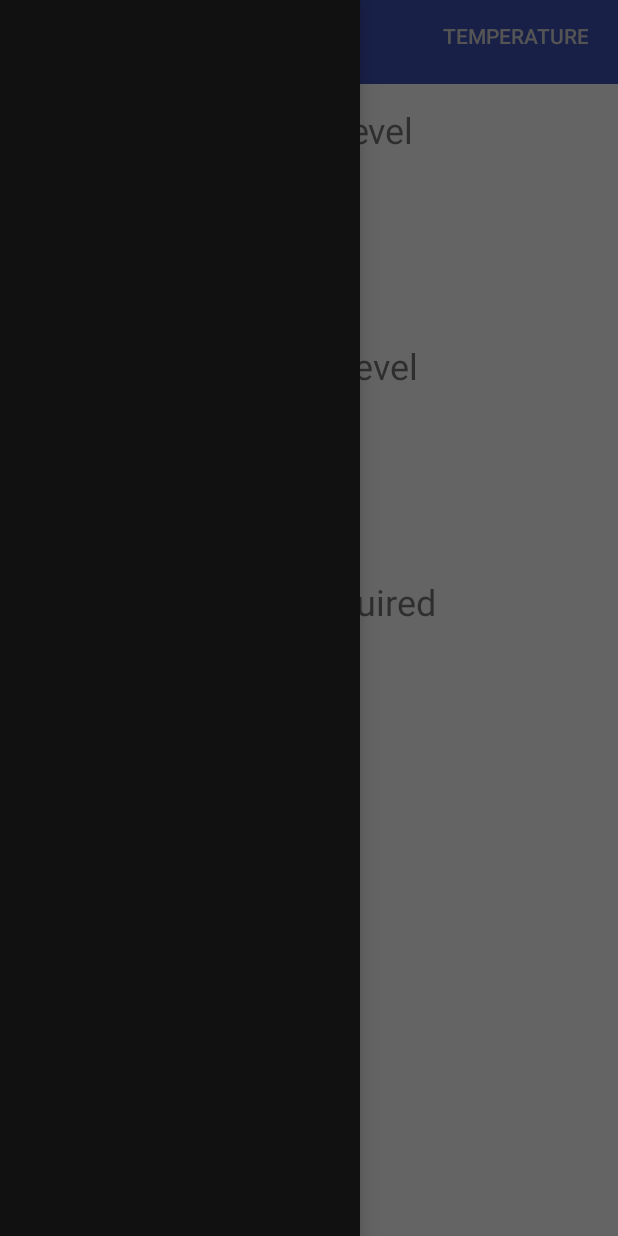
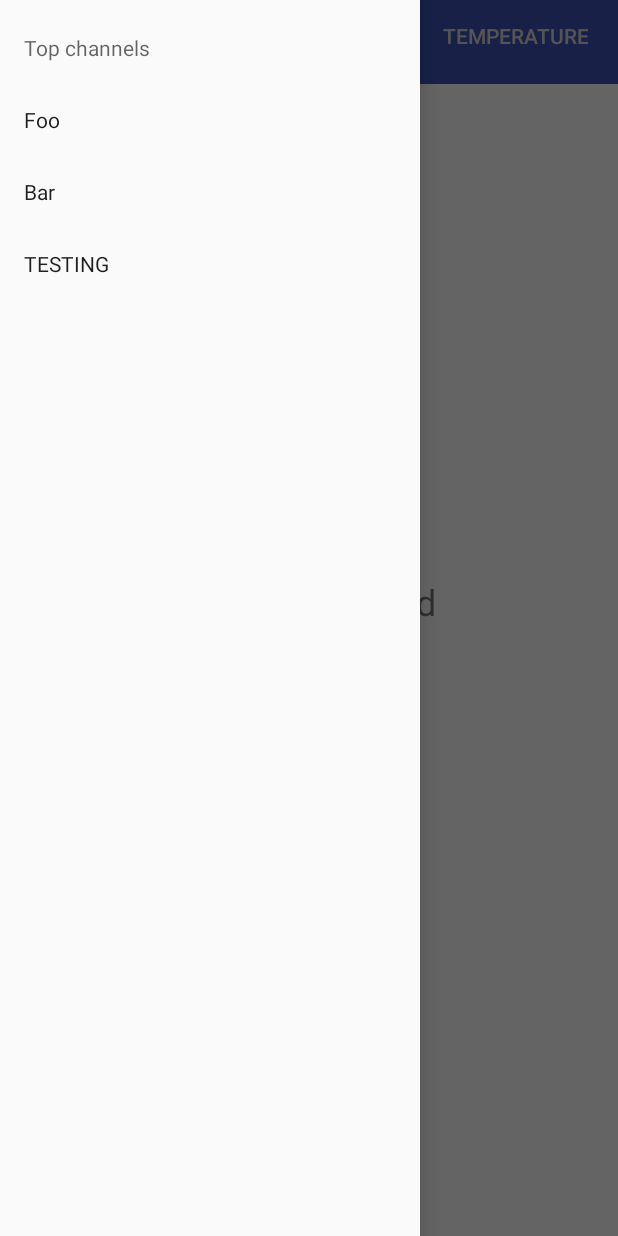
Before and after one commit to mpokryva/rpi-plant-app, an Android app: the screen it shows after launch (PlantStatsActivity), with the side drawer open, on a phone screen of 412 x 824 dp. Run offline under Robolectric (Android 15) with nearby library versions, the phone set to English and light mode, and no system bars; 7 statements that could not run were skipped.

Commit message:
Completed some of navigation drawer. Still need to add buttons.

```diff
--- a/app/src/main/java/com/android/miki/rpiplantsapp/LightFragment.java
+++ b/app/src/main/java/com/android/miki/rpiplantsapp/LightFragment.java
@@ -8,6 +8,7 @@ import android.util.Log;
 import android.view.LayoutInflater;
 import android.view.View;
 import android.view.ViewGroup;
+import android.widget.Button;
 import android.widget.TextView;
 
 import java.security.InvalidParameterException;
@@ -22,7 +23,9 @@ public class LightFragment extends Fragment {
     private TextView lightText;
     private final String TAG = "LightFragment";
     private boolean lightChanged;
+    private Button addButton;
     public static Handler sUpdateHandler;
+    DBHandler lightHandler;
 
     @Override
     public void onCreate(Bundle savedInstanceState){
--- a/app/src/main/java/com/android/miki/rpiplantsapp/PlantStatsActivity.java
+++ b/app/src/main/java/com/android/miki/rpiplantsapp/PlantStatsActivity.java
@@ -2,6 +2,7 @@ package com.android.miki.rpiplantsapp;
 
 import android.app.ActionBar;
 import android.os.Message;
+import android.support.design.widget.NavigationView;
 import android.support.design.widget.TabLayout;
 import android.support.v4.app.Fragment;
 import android.support.v4.app.FragmentActivity;
@@ -89,6 +90,7 @@ public class PlantStatsActivity extends FragmentActivity {
         tabLayout.addTab(tabLayout.newTab().setText("Light"));
         tabLayout.addTab(tabLayout.newTab().setText("Temperature"));
 
+
         viewPager = (ViewPager) findViewById(R.id.pager);
         adapter = new ViewPageAdapter(getSupportFragmentManager(), tabLayout.getTabCount());
         // *Original code* final ViewPager viewPager = (ViewPager) findViewById(R.id.pager);
@@ -115,12 +117,14 @@ public class PlantStatsActivity extends FragmentActivity {
             }
         });
 
-        mDrawerLayout = (DrawerLayout) findViewById(R.id.drawer_layout);
-        mDrawerList = (ListView) findViewById(R.id.navigation_drawer);
-        //  Set the adapter for the list view
-       // mDrawerList.setAdapter(new ArrayAdapter<String>(this, R.layout.drawer_list_item, mPlantTitles));
-        // Set listener for list
-        //mDrawerLayout.setOnClickListener(new DrawerItemClickListener());
+        NavigationView mDrawerList =(NavigationView) findViewById(R.id.main_navigation);
+
+        Menu navMenu = mDrawerList.getMenu();
+        Menu topChannelMenu = navMenu.addSubMenu("Top channels");
+        topChannelMenu.add("Foo");
+        topChannelMenu.add("Bar");
+        topChannelMenu.add("TESTING");
+        mDrawerList.invalidate();
 
 
 
--- a/app/src/main/res/layout/activity_plant_stats.xml
+++ b/app/src/main/res/layout/activity_plant_stats.xml
@@ -1,6 +1,7 @@
 <?xml version="1.0" encoding="utf-8"?>
 <android.support.v4.widget.DrawerLayout
     xmlns:android="http://schemas.android.com/apk/res/android"
+    xmlns:app="http://schemas.android.com/apk/res-auto"
     android:id="@+id/drawer_layout"
     android:layout_width="match_parent"
     android:layout_height="match_parent" >
@@ -29,6 +30,18 @@
             />
     </FrameLayout>
     <!-- The navigation drawer -->
+    <android.support.design.widget.NavigationView
+        android:id="@+id/main_navigation"
+        android:layout_width="wrap_content"
+        android:layout_height="match_parent"
+        android:layout_gravity="start"
+        app:menu="@menu/navigation_menu" />
+
+
+</android.support.v4.widget.DrawerLayout>
+
+
+    <!-- The navigation drawer
     <ListView
         android:id="@+id/navigation_drawer"
         android:layout_width="240dp"
@@ -38,7 +51,7 @@
         android:divider="@android:color/transparent"
         android:dividerHeight="0dp"
         android:background="#111"/>
-</android.support.v4.widget.DrawerLayout>
+        -->
 
 
 
--- a/build.gradle
+++ b/build.gradle
@@ -5,7 +5,7 @@ buildscript {
         jcenter()
     }
     dependencies {
-        classpath 'com.android.tools.build:gradle:1.5.0'
+        classpath 'com.android.tools.build:gradle:2.1.2'
 
         // NOTE: Do not place your application dependencies here; they belong
         // in the individual module build.gradle files
```
Also changed, not shown: app/build.gradle (+13 -0 lines), app/src/main/java/com/android/miki/rpiplantsapp/NavigationDrawerActivity.java (+10 -2 lines), app/src/main/java/com/android/miki/rpiplantsapp/Plant.java (renamed from app/src/main/java/com/android/miki/rpiplantsapp/PlantFragment.java, +27 -8 lines), app/src/main/java/com/android/miki/rpiplantsapp/StatFragment.java (deleted, +0 -20 lines), app/src/main/res/layout/activity_navigation_drawer.xml (deleted, +0 -52 lines), app/src/main/res/menu/navigation_drawer.xml (deleted, +0 -23 lines).
